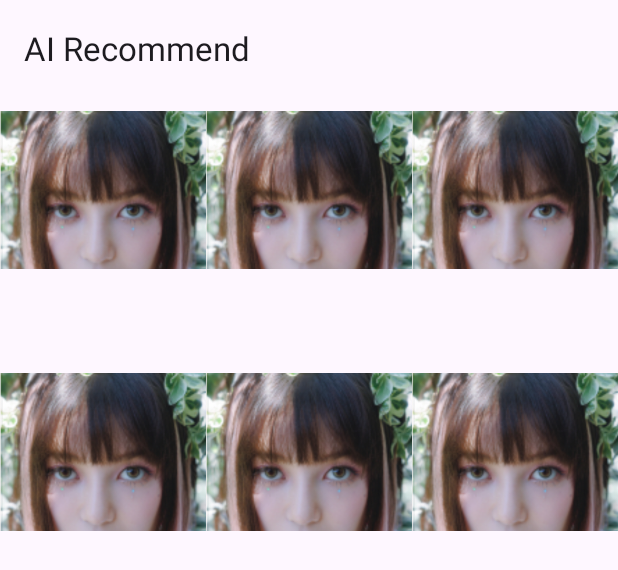
After one commit to tutorhwang/HwangTube, an Android app: the layout fragment_recommend.xml on its own in the app's theme, with its tools: preview values and no code run, on a phone screen of 412 x 824 dp. The commit adds this screen. Shown: the top 570 px of the screen. Run offline under Robolectric (Android 15) with nearby library versions, the phone set to English and light mode, and no system bars.

Commit message:
[Implement] Setup RecommendFragment

```diff
--- a/app/src/main/java/com/example/hwangtube/ui/MainActivity.kt
+++ b/app/src/main/java/com/example/hwangtube/ui/MainActivity.kt
@@ -12,7 +12,7 @@ class MainActivity : AppCompatActivity() {
     private val binding get() = _binding!!
 
     private val tabTitles =
-        listOf(R.string.title_home, R.string.title_favorite)
+        listOf(R.string.title_home, R.string.title_recommend, R.string.title_favorite)
 
     override fun onCreate(savedInstanceState: Bundle?) {
         super.onCreate(savedInstanceState)
--- a/app/src/main/java/com/example/hwangtube/ui/ViewPagerAdapter.kt
+++ b/app/src/main/java/com/example/hwangtube/ui/ViewPagerAdapter.kt
@@ -4,12 +4,14 @@ import androidx.appcompat.app.AppCompatActivity
 import androidx.viewpager2.adapter.FragmentStateAdapter
 import com.example.hwangtube.ui.home.HomeFragment
 import com.example.hwangtube.ui.favorite.FavoriteFragment
+import com.example.hwangtube.ui.recommend.RecommendFragment
 
 class ViewPagerAdapter(activity: AppCompatActivity) : FragmentStateAdapter(activity) {
-    override fun getItemCount() = 2
+    override fun getItemCount() = 3
     override fun createFragment(position: Int) = when (position) {
         0 -> HomeFragment()
-        1 -> FavoriteFragment()
+        1-> RecommendFragment()
+        2 -> FavoriteFragment()
         else -> throw IllegalStateException("Invalid position: $position")
     }
 }
--- /dev/null
+++ b/app/src/main/res/layout/fragment_recommend.xml
@@ -0,0 +1,31 @@
+<?xml version="1.0" encoding="utf-8"?>
+<androidx.constraintlayout.widget.ConstraintLayout xmlns:android="http://schemas.android.com/apk/res/android"
+    xmlns:app="http://schemas.android.com/apk/res-auto"
+    xmlns:tools="http://schemas.android.com/tools"
+    android:layout_width="match_parent"
+    android:layout_height="match_parent"
+    android:orientation="vertical">
+
+    <androidx.appcompat.widget.Toolbar
+        android:id="@+id/toolbar"
+        android:layout_width="match_parent"
+        android:layout_height="?attr/actionBarSize"
+        android:elevation="4dp"
+        app:layout_constraintEnd_toEndOf="parent"
+        app:layout_constraintStart_toStartOf="parent"
+        app:layout_constraintTop_toTopOf="parent"
+        app:title="@string/title_recommend" />
+
+    <androidx.recyclerview.widget.RecyclerView
+        android:id="@+id/recycler_view"
+        android:layout_width="0dp"
+        android:layout_height="0dp"
+        app:layoutManager="androidx.recyclerview.widget.GridLayoutManager"
+        app:layout_constraintBottom_toBottomOf="parent"
+        app:layout_constraintEnd_toEndOf="parent"
+        app:layout_constraintStart_toStartOf="parent"
+        app:layout_constraintTop_toBottomOf="@id/toolbar"
+        app:spanCount="3"
+        tools:itemCount="8"
+        tools:listitem="@layout/favorite_item_layout" />
+</androidx.constraintlayout.widget.ConstraintLayout>
--- a/app/src/main/res/values/strings.xml
+++ b/app/src/main/res/values/strings.xml
@@ -16,6 +16,7 @@
     <string name="mix">Mix</string>
     <string name="nature">Nature</string>
     <string name="title_home">Home</string>
+    <string name="title_recommend">AI Recommend</string>
     <string name="title_search">Search</string>
     <string name="title_settings">Settings</string>
     <string name="title_favorite">My Favorite</string>
```
Also changed, not shown: app/src/main/java/com/example/hwangtube/ui/recommend/RecommendFragment.kt (added, +35 -0 lines).
